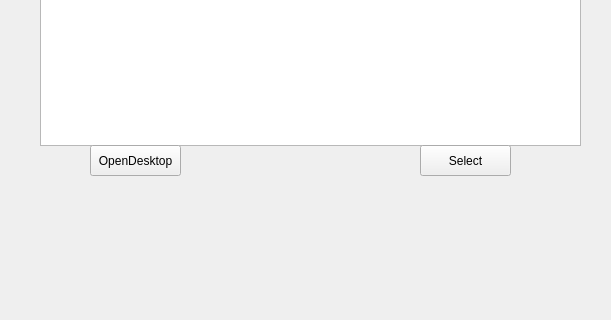
First picture: the form in widget.ui, repository Jiangxiaoci/remoteApps_Windows, before the edit; both pictures show x 0 to 611 and y 135 to 455 of the 800 by 600 pixel window.
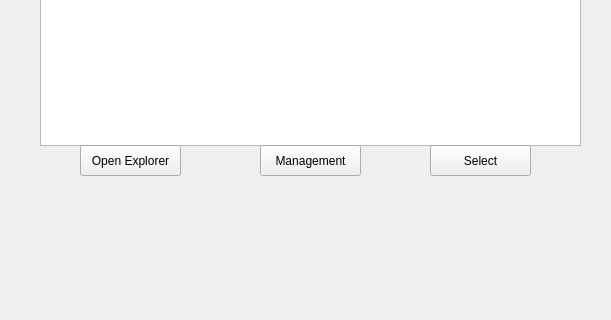
Second picture: the form after the edit.

Patch:
```diff
--- a/widget.ui
+++ b/widget.ui
@@ -36,9 +36,9 @@
   <widget class="QPushButton" name="openFileButton">
    <property name="geometry">
     <rect>
-     <x>420</x>
+     <x>430</x>
      <y>280</y>
-     <width>91</width>
+     <width>101</width>
      <height>31</height>
     </rect>
    </property>
@@ -49,14 +49,27 @@
   <widget class="QPushButton" name="OpenDesktop">
    <property name="geometry">
     <rect>
-     <x>90</x>
+     <x>80</x>
      <y>280</y>
-     <width>91</width>
+     <width>101</width>
      <height>31</height>
     </rect>
    </property>
    <property name="text">
-    <string>OpenDesktop</string>
+    <string>Open Explorer</string>
+   </property>
+  </widget>
+  <widget class="QPushButton" name="management">
+   <property name="geometry">
+    <rect>
+     <x>260</x>
+     <y>280</y>
+     <width>101</width>
+     <height>31</height>
+    </rect>
+   </property>
+   <property name="text">
+    <string>Management</string>
    </property>
   </widget>
  </widget>
```
